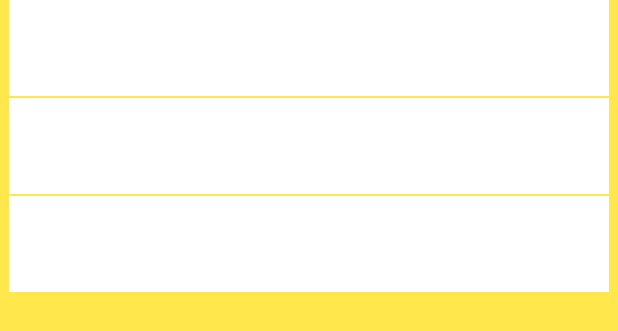
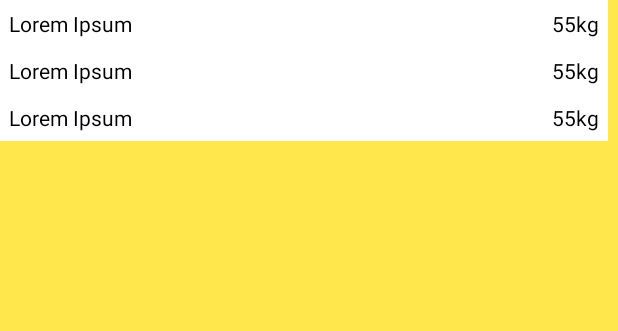
Before and after one commit to Saarpit/Optibas, an Android app: the layout content_user_list.xml on its own in the app's theme, with its tools: preview values and no code run, on a phone screen of 412 x 824 dp. Shown: the top 331 px of the screen. Run offline under Robolectric (Android 15) with nearby library versions, the phone set to English and light mode, and no system bars.

```diff
--- a/app/src/main/java/de/saarpit/optibas/data/user/UserViewModel.java
+++ b/app/src/main/java/de/saarpit/optibas/data/user/UserViewModel.java
@@ -20,5 +20,9 @@ public class UserViewModel extends AndroidViewModel {
 
     public LiveData<List<User>> getAllUsers() { return mAllUsers; }
 
+    public User getUserById(int id) {
+        return mAllUsers.getValue().get(id);
+    };
+
     public void insert(User user) { mRepository.insert(user);}
 }
--- a/app/src/main/res/layout/recyclerview_item.xml
+++ b/app/src/main/res/layout/recyclerview_item.xml
@@ -1,17 +1,25 @@
 <?xml version="1.0" encoding="utf-8"?>
 <LinearLayout xmlns:android="http://schemas.android.com/apk/res/android"
-    android:orientation="vertical" android:layout_width="match_parent"
+    android:orientation="horizontal"
+    android:layout_width="match_parent"
     android:layout_height="wrap_content">
 
     <TextView
-        android:id="@+id/userTextView"
-        android:layout_width="match_parent"
+        android:id="@+id/userFullNameView"
+        android:layout_width="362dp"
+        android:layout_height="match_parent"
+        android:background="@android:color/white"
+        android:padding="6dp"
+        android:text="Lorem Ipsum"
+        android:textColor="@color/secondaryTextColor" />
+
+    <TextView
+        android:id="@+id/userWeightView"
+        android:text="55kg"
+        android:layout_width="wrap_content"
         android:layout_height="wrap_content"
-        android:minHeight="?android:attr/listPreferredItemHeight"
         android:padding="6dp"
-        android:layout_marginLeft="6dp"
-        android:layout_marginRight="6dp"
-        android:layout_marginBottom="1dp"
         android:textColor="@color/secondaryTextColor"
         android:background="@android:color/white" />
+
 </LinearLayout>
```
Also changed, not shown: app/src/main/java/de/saarpit/optibas/NewUserActivity.java (+38 -6 lines), app/src/main/java/de/saarpit/optibas/UserListActivity.java (+11 -2 lines), app/src/main/java/de/saarpit/optibas/ValuesActivity.java (+15 -6 lines), app/src/main/java/de/saarpit/optibas/view/user/UserListAdapter.java (+21 -2 lines).
